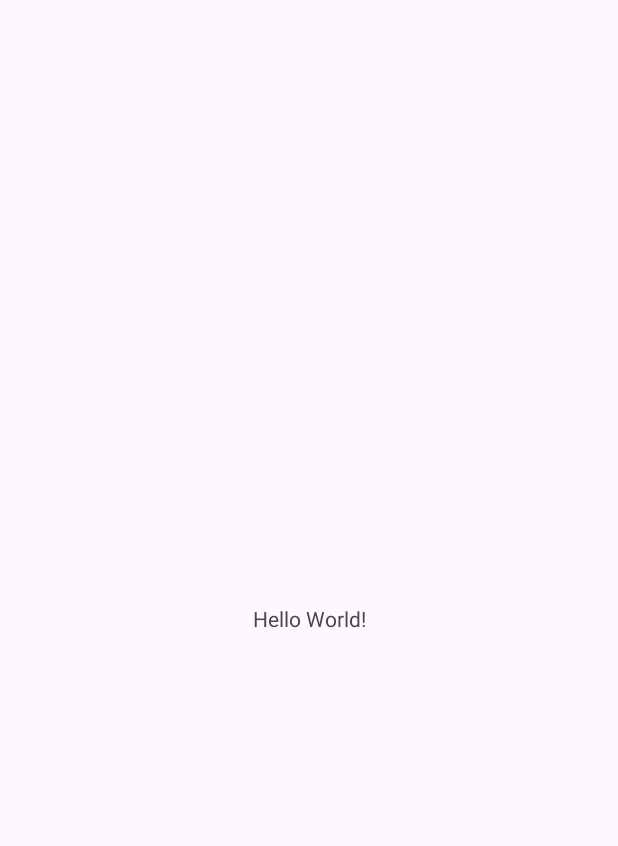
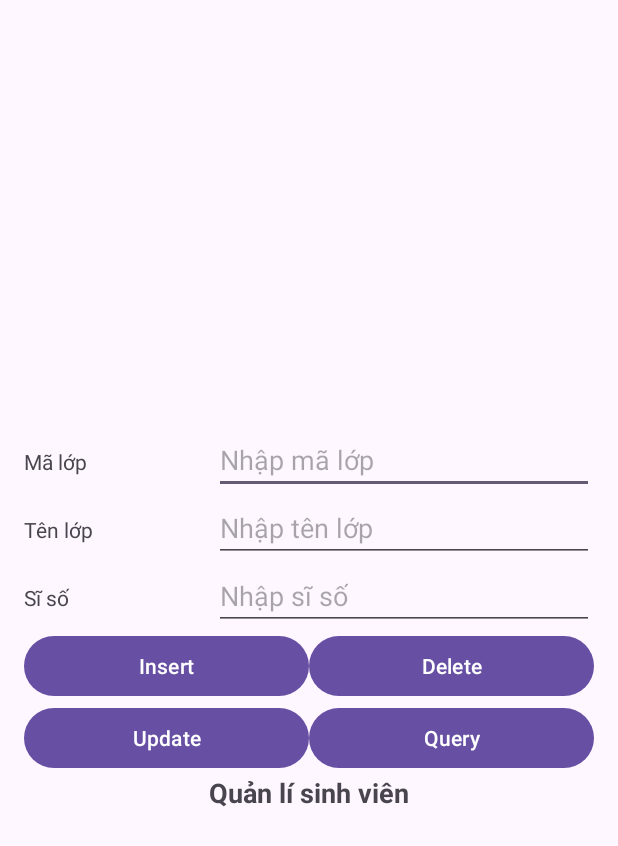
Before and after one commit to tranhieu243/CSE441_PRATICE, an Android app: the screen it shows after launch (MainActivity), on a phone screen of 412 x 824 dp. Before the commit the part shown is almost empty. Shown: the top 846 px of the screen. Run offline under Robolectric (Android 15) with nearby library versions, the phone set to English and light mode, and no system bars.

Commit message:
layout Ex15

```diff
--- a/Ex15/app/src/main/res/layout/activity_main.xml
+++ b/Ex15/app/src/main/res/layout/activity_main.xml
@@ -7,13 +7,133 @@
     android:layout_height="match_parent"
     tools:context=".MainActivity">
 
-    <TextView
-        android:layout_width="wrap_content"
+    <LinearLayout
+        android:layout_width="match_parent"
         android:layout_height="wrap_content"
-        android:text="Hello World!"
+        android:orientation="vertical"
+        android:padding="16dp"
         app:layout_constraintBottom_toBottomOf="parent"
-        app:layout_constraintEnd_toEndOf="parent"
-        app:layout_constraintStart_toStartOf="parent"
-        app:layout_constraintTop_toTopOf="parent" />
+        app:layout_constraintTop_toTopOf="parent">
+
+        <LinearLayout
+            android:layout_width="match_parent"
+            android:layout_height="wrap_content"
+            android:orientation="horizontal">
+
+            <TextView
+                android:id="@+id/textView8"
+                android:layout_width="0dp"
+                android:layout_height="wrap_content"
+                android:layout_weight="1"
+                android:text="Mã lớp" />
+
+            <EditText
+                android:id="@+id/edtMaLop"
+                android:layout_width="0dp"
+                android:layout_height="wrap_content"
+                android:layout_weight="2"
+                android:ems="10"
+                android:hint="Nhập mã lớp"
+                android:inputType="text" />
+        </LinearLayout>
+
+        <LinearLayout
+            android:layout_width="match_parent"
+            android:layout_height="wrap_content"
+            android:orientation="horizontal">
+
+            <TextView
+                android:id="@+id/textView7"
+                android:layout_width="0dp"
+                android:layout_height="wrap_content"
+                android:layout_weight="1"
+                android:text="Tên lớp" />
+
+            <EditText
+                android:id="@+id/edtTenLop"
+                android:layout_width="0dp"
+                android:layout_height="wrap_content"
+                android:layout_weight="2"
+                android:ems="10"
+                android:hint="Nhập tên lớp"
+                android:inputType="text" />
+        </LinearLayout>
+
+        <LinearLayout
+            android:layout_width="match_parent"
+            android:layout_height="wrap_content"
+            android:orientation="horizontal">
+
+            <TextView
+                android:id="@+id/textView6"
+                android:layout_width="0dp"
+                android:layout_height="wrap_content"
+                android:layout_weight="1"
+                android:text="Sĩ số" />
+
+            <EditText
+                android:id="@+id/edtSiSo"
+                android:layout_width="0dp"
+                android:layout_height="wrap_content"
+                android:layout_weight="2"
+                android:ems="10"
+                android:hint="Nhập sĩ số"
+                android:inputType="number" />
+        </LinearLayout>
+
+        <LinearLayout
+            android:layout_width="match_parent"
+            android:layout_height="wrap_content"
+            android:orientation="horizontal">
+
+            <Button
+                android:id="@+id/btnInsert"
+                android:layout_width="0dp"
+                android:layout_height="wrap_content"
+                android:layout_weight="1"
+                android:text="Insert" />
+
+            <Button
+                android:id="@+id/btnDelete"
+                android:layout_width="0dp"
+                android:layout_height="wrap_content"
+                android:layout_weight="1"
+                android:text="Delete" />
+        </LinearLayout>
+
+        <LinearLayout
+            android:layout_width="match_parent"
+            android:layout_height="wrap_content"
+            android:orientation="horizontal">
+
+            <Button
+                android:id="@+id/btnUpdate"
+                android:layout_width="0dp"
+                android:layout_height="wrap_content"
+                android:layout_weight="1"
+                android:text="Update" />
+
+            <Button
+                android:id="@+id/btnQuery"
+                android:layout_width="0dp"
+                android:layout_height="wrap_content"
+                android:layout_weight="1"
+                android:text="Query" />
+        </LinearLayout>
+
+        <TextView
+            android:id="@+id/textView5"
+            android:layout_width="wrap_content"
+            android:layout_height="wrap_content"
+            android:layout_gravity="center_horizontal"
+            android:text="Quản lí sinh viên"
+            android:textSize="18sp"
+            android:textStyle="bold" />
+
+        <ListView
+            android:id="@+id/lv"
+            android:layout_width="match_parent"
+            android:layout_height="wrap_content" />
+    </LinearLayout>
 
 </androidx.constraintlayout.widget.ConstraintLayout>
```
